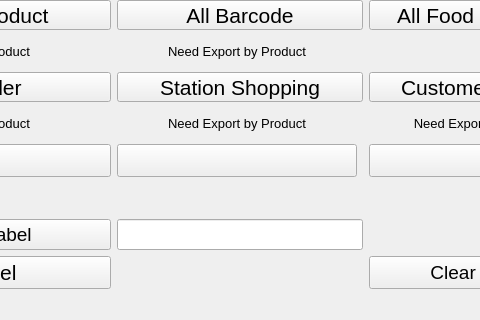
Before: the Qt Designer form GUI_Mrince.ui in ThanawatKMUTNB/MRINCE, drawn with Qt 5; both pictures show x 198 to 678 and y 283 to 603 of the 815 by 603 pixel window.
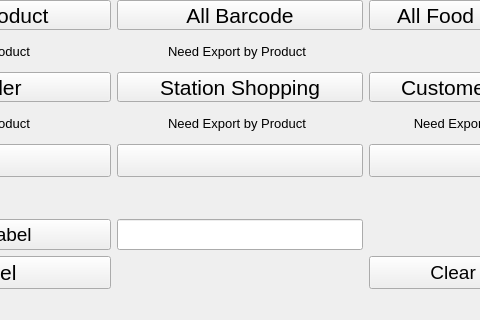
After: the same form once the commit is applied.

Commit message: clear button

Patch:
```diff
--- a/GUI_Mrince.ui
+++ b/GUI_Mrince.ui
@@ -257,30 +257,6 @@
       </property>
      </widget>
     </item>
-    <item row="7" column="1">
-     <widget class="QPushButton" name="pushButton_12">
-      <property name="sizePolicy">
-       <sizepolicy hsizetype="Expanding" vsizetype="Expanding">
-        <horstretch>0</horstretch>
-        <verstretch>0</verstretch>
-       </sizepolicy>
-      </property>
-      <property name="maximumSize">
-       <size>
-        <width>16777215</width>
-        <height>40</height>
-       </size>
-      </property>
-      <property name="font">
-       <font>
-        <pointsize>16</pointsize>
-       </font>
-      </property>
-      <property name="text">
-       <string/>
-      </property>
-     </widget>
-    </item>
     <item row="9" column="0">
      <widget class="QPushButton" name="pushButton_7">
       <property name="sizePolicy">
@@ -928,6 +904,30 @@
       </property>
      </widget>
     </item>
+    <item row="7" column="1" colspan="2">
+     <widget class="QPushButton" name="pushButton_12">
+      <property name="sizePolicy">
+       <sizepolicy hsizetype="Expanding" vsizetype="Expanding">
+        <horstretch>0</horstretch>
+        <verstretch>0</verstretch>
+       </sizepolicy>
+      </property>
+      <property name="maximumSize">
+       <size>
+        <width>16777215</width>
+        <height>40</height>
+       </size>
+      </property>
+      <property name="font">
+       <font>
+        <pointsize>16</pointsize>
+       </font>
+      </property>
+      <property name="text">
+       <string/>
+      </property>
+     </widget>
+    </item>
    </layout>
   </widget>
   <widget class="QMenuBar" name="menubar">
```
The commit also changes 6 other files.
